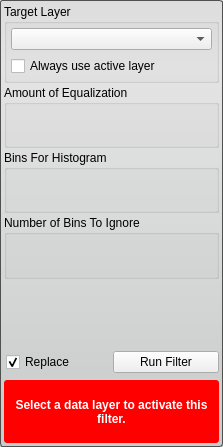
Above: src/Interface/ToolInterface/HistogramEqualizationFilterInterface.ui from SCIInstitute/Seg3D before the change. Below: the same form after it.
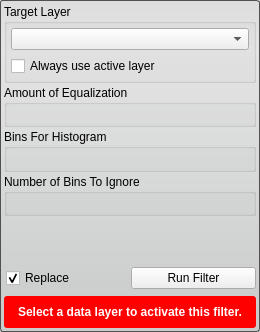
That is the form after the change. Custom widgets are drawn as their Qt base class.

Commit message: updates to the Cmake files to remove warnings on Externals updated the SingleTargetTool so that it can handle setting the validity properly for tools and filters that have more than one required combobox. updated all the tool and filter UI's

What changed in the file:
```diff
--- a/src/Interface/ToolInterface/HistogramEqualizationFilterInterface.ui
+++ b/src/Interface/ToolInterface/HistogramEqualizationFilterInterface.ui
@@ -6,8 +6,8 @@
    <rect>
     <x>0</x>
     <y>0</y>
-    <width>223</width>
-    <height>447</height>
+    <width>260</width>
+    <height>332</height>
    </rect>
   </property>
   <property name="windowTitle">
@@ -208,6 +208,12 @@
        <height>32</height>
       </size>
      </property>
+     <property name="maximumSize">
+      <size>
+       <width>16777215</width>
+       <height>32</height>
+      </size>
+     </property>
      <property name="styleSheet">
       <string notr="true">QLabel#message_{
   color: white;
```
The commit also changes 34 other files.
